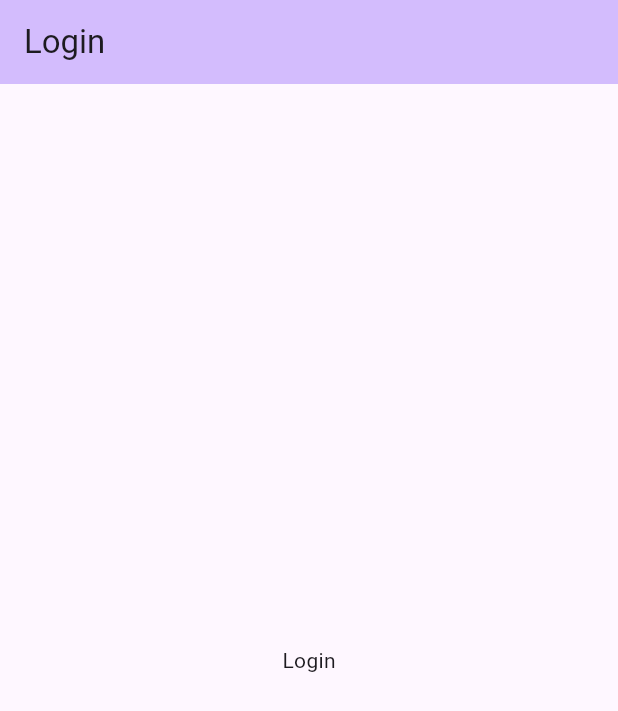
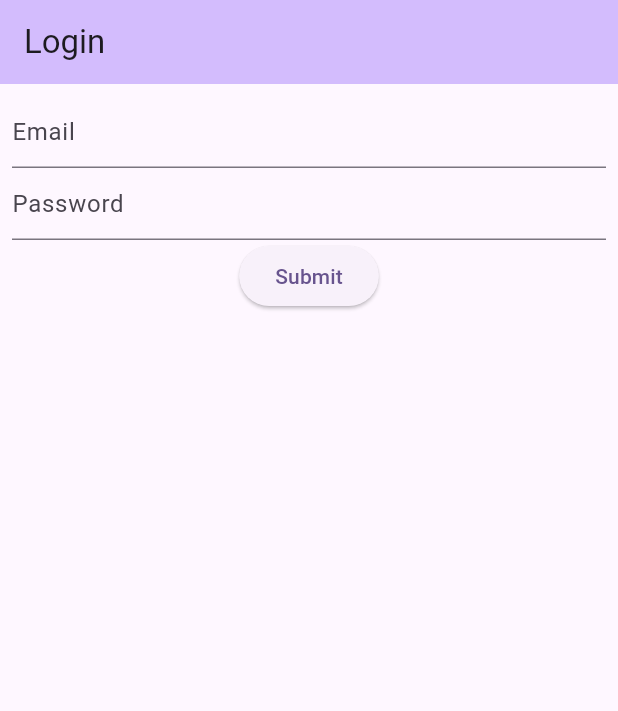
Before and after one commit to dev-saveliev/flutter_test_app, a Flutter app: the screen it shows after launch, after a tap on "Next page", on a phone screen of 412 x 824 dp. Shown: the top 711 px of the screen. Run offline on Flutter 3.47's test engine with Material 3 defaults, Android fonts, the phone set to English and light mode, and no system bars; drawn by our look-alikes of reactive_forms; our stand-ins replace go_router; missing offline and left inert: reactive_forms_annotations.

Commit message:
Add reactive_forms. Login screen layout

```diff
--- a/analysis_options.yaml
+++ b/analysis_options.yaml
@@ -24,5 +24,9 @@ linter:
     # avoid_print: false  # Uncomment to disable the `avoid_print` rule
     # prefer_single_quotes: true  # Uncomment to enable the `prefer_single_quotes` rule
 
+analyzer:
+  exclude:
+    - "**/*.gform.dart"
+
 # Additional information about this file can be found at
 # https://dart.dev/guides/language/analysis-options
--- /dev/null
+++ b/lib/forms_generator/test_form_generator.dart
@@ -0,0 +1,12 @@
+import 'package:reactive_forms_annotations/reactive_forms_annotations.dart';
+
+@Rf()
+class Basic {
+  final String email;
+  final String password;
+
+  Basic({
+    @RfControl() this.email = '',
+    @RfControl() this.password = '',
+  });
+}
--- a/lib/router/router_configuration.dart
+++ b/lib/router/router_configuration.dart
@@ -27,7 +27,7 @@ class RouterConfiguration {
       ),
       GoRoute(
         path: RouteName.login.path,
-        builder: (context, state) => const LoginScreen(),
+        builder: (context, state) => LoginScreen(),
       ),
     ],
   );
--- a/lib/screens/login_screen.dart
+++ b/lib/screens/login_screen.dart
@@ -1,7 +1,19 @@
 import 'package:flutter/material.dart';
+import 'package:reactive_forms/reactive_forms.dart';
 
 class LoginScreen extends StatelessWidget {
-  const LoginScreen({super.key});
+  LoginScreen({super.key});
+
+  final _formModel = FormGroup({
+    'email': FormControl<String>(validators: [
+      Validators.required,
+      Validators.email,
+    ]),
+    'password': FormControl<String>(validators: [
+      Validators.required,
+      Validators.minLength(8),
+    ]),
+  });
 
   @override
   Widget build(BuildContext context) {
@@ -10,9 +22,40 @@ class LoginScreen extends StatelessWidget {
         backgroundColor: Theme.of(context).colorScheme.inversePrimary,
         title: const Text('Login'),
       ),
-      body: const Center(
-        child: Text('Login'),
+      body: Center(
+        child: _form(),
       ),
     );
   }
+
+  Widget _form() {
+    return ReactiveForm(
+      formGroup: _formModel,
+      child: Padding(
+        padding: const EdgeInsets.all(8.0),
+        child: Column(
+          children: <Widget>[
+            ReactiveTextField(
+              formControlName: 'email',
+              decoration: const InputDecoration(hintText: 'Email'),
+            ),
+            ReactiveTextField(
+              formControlName: 'password',
+              obscureText: true,
+              decoration: const InputDecoration(hintText: 'Password'),
+            ),
+            ElevatedButton(
+              key: const Key('submit'),
+              onPressed: _submit,
+              child: const Text('Submit'),
+            ),
+          ],
+        ),
+      ),
+    );
+  }
+
+  _submit() {
+    print('Submit');
+  }
 }
--- a/pubspec.yaml
+++ b/pubspec.yaml
@@ -37,6 +37,8 @@ dependencies:
   cupertino_icons: ^1.0.6
   go_router: ^14.1.4
   riverpod: ^2.5.1
+  reactive_forms:
+  reactive_forms_annotations:
 
 dev_dependencies:
   flutter_test:
@@ -48,7 +50,8 @@ dev_dependencies:
   # package. See that file for information about deactivating specific lint
   # rules and activating additional ones.
   flutter_lints: ^3.0.0
-
+  build_runner:
+  reactive_forms_generator:
 # For information on the generic Dart part of this file, see the
 # following page: https://dart.dev/tools/pub/pubspec
 
```
Also changed, not shown: pubspec.lock.
